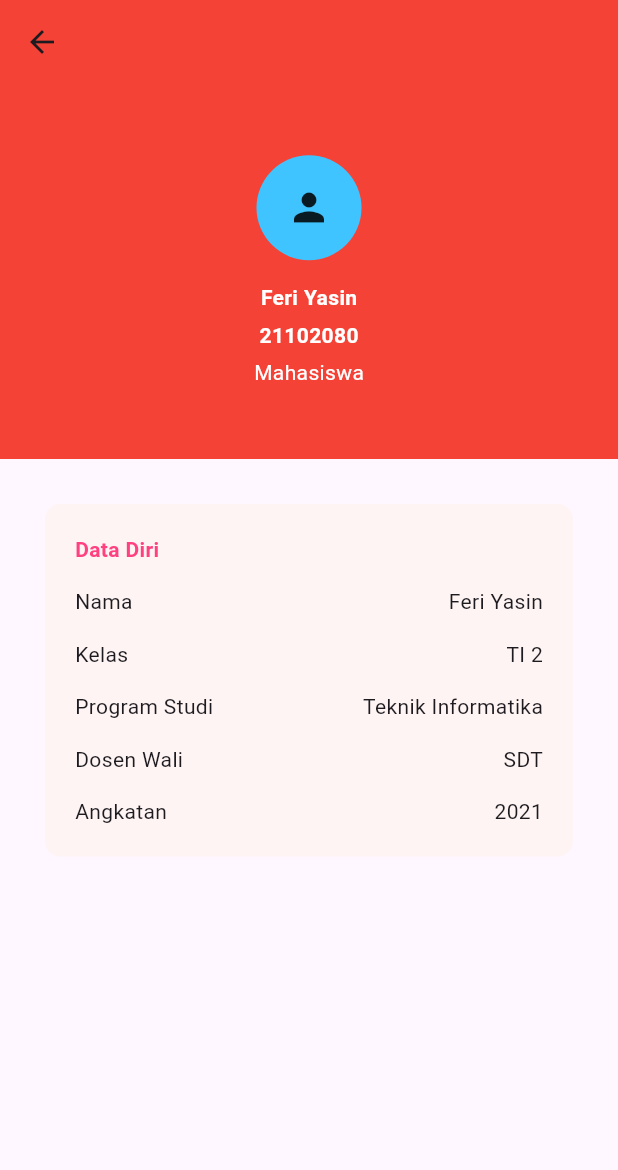
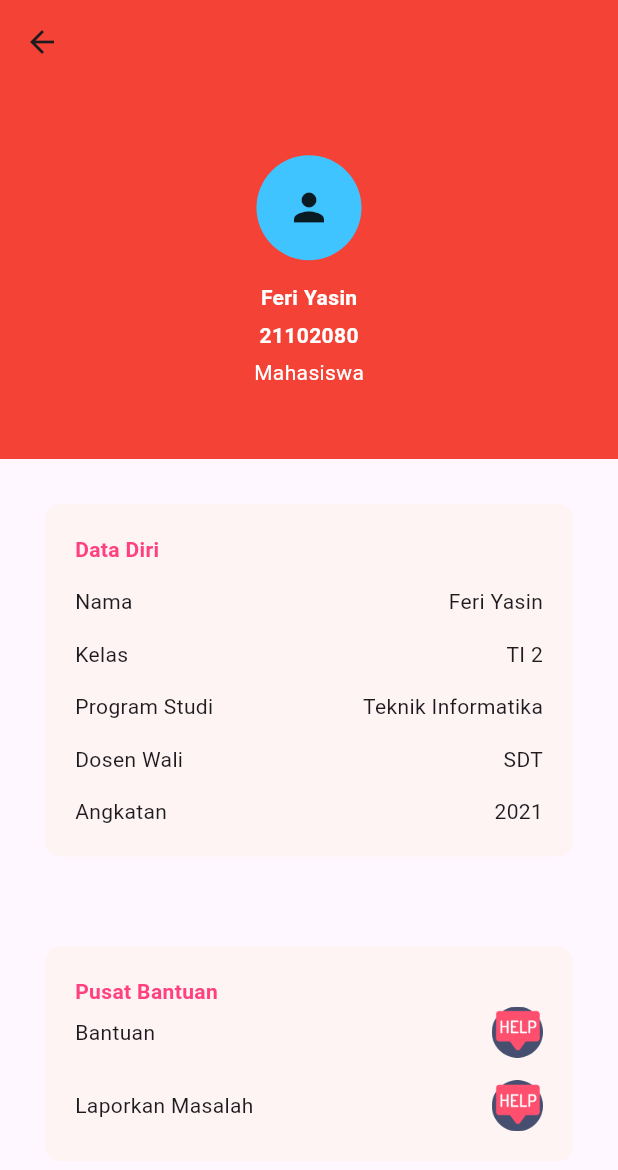
Before and after one commit to viktoryglory/21102080_Ti3_ppb2324-2, a Flutter app: the screen it shows after launch, on a phone screen of 412 x 824 dp. Shown: the top 1170 px of the screen. Run offline on Flutter 3.47's test engine with Material 3 defaults, Android fonts, the light colour scheme and no system bars; our stand-ins replace bloc, equatable.

Commit message:
Membuat column ke tiga

```diff
--- a/praktikum_4/lib/main.dart
+++ b/praktikum_4/lib/main.dart
@@ -122,6 +122,43 @@
                     )
                   ],
                 ),
+              ),
+
+              //column ketiga
+              Container(
+                margin: EdgeInsets.all(30),
+                padding: EdgeInsets.all(20),
+                decoration: BoxDecoration(
+                    borderRadius: BorderRadius.circular(10),
+                    color: Color(0xffFEF4F3)),
+                child: Column(
+                  crossAxisAlignment: CrossAxisAlignment.start,
+                  children: [
+                    Text(
+                      "Pusat Bantuan",
+                      style: TextStyle(
+                          fontWeight: FontWeight.bold,
+                          color: Colors.pinkAccent),
+                    ),
+                    Row(
+                      mainAxisAlignment: MainAxisAlignment.spaceBetween,
+                      children: [
+                        Text("Bantuan"),
+                        Image.asset("assets/image_1.png", scale: 15)
+                      ],
+                    ),
+                    SizedBox(
+                      height: 15,
+                    ),
+                    Row(
+                      mainAxisAlignment: MainAxisAlignment.spaceBetween,
+                      children: [
+                        Text("Laporkan Masalah"),
+                        Image.asset("assets/image_1.png", scale: 15)
+                      ],
+                    ),
+                  ],
+                ),
               )
             ],
           ),
```
Also changed, not shown: praktikum_4/pubspec.yaml (+5 -3 lines).
